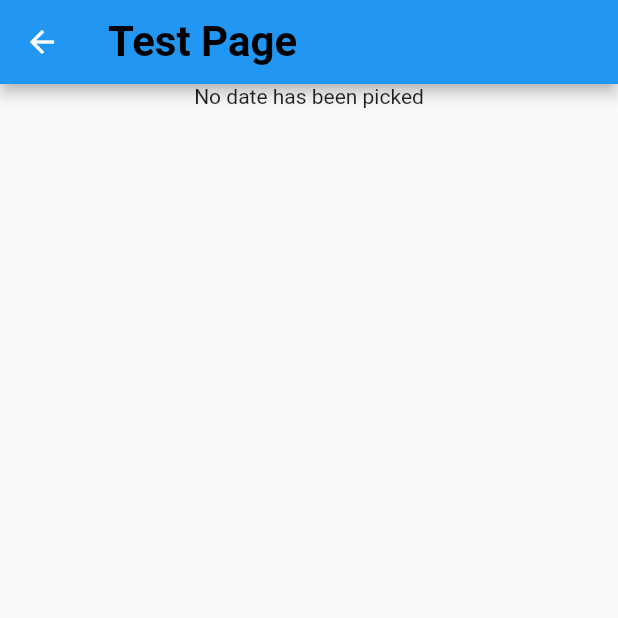
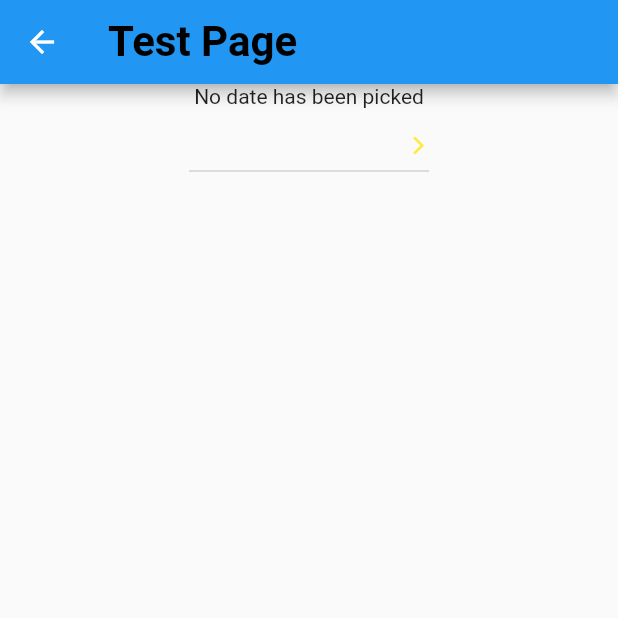
Before and after one commit to emilio-kariuki/data_collection, a Flutter app: the Test screen opened directly with empty values, on a phone screen of 412 x 824 dp, the top half of it. Run offline on Flutter 3.47's test engine with Material 2 defaults, Android fonts, the phone set to English and light mode, and no system bars; drawn by our look-alikes of dropdown_button2; our stand-ins replace flutter_svg, google_fonts, image_picker.

Commit message:
February 9, 2022 5:03 PM

```diff
--- a/lib/test.dart
+++ b/lib/test.dart
@@ -1,6 +1,7 @@
 // ignore_for_file: unused_local_variable
 
 import 'package:data_collection/set_pic.dart';
+import 'package:dropdown_button2/dropdown_button2.dart';
 import "package:flutter/material.dart";
 import 'package:flutter_svg/flutter_svg.dart';
 import 'package:google_fonts/google_fonts.dart';
@@ -15,7 +16,8 @@ class Test extends StatefulWidget {
 }
 
 class _TestState extends State<Test> {
-  final items = [
+  String? selectedValue;
+  List<String> items = [
     'Emilio',
     "Kariuki",
     "Gichuru",
@@ -44,6 +46,36 @@ class _TestState extends State<Test> {
           Center(
               child: Text(
                   date == null ? "No date has been picked" : date.toString())),
+                  DropdownButton2(
+         value: selectedValue,
+            onChanged: (value) {
+              setState(() {
+                selectedValue = value as String;
+              });
+            },
+            icon: const Icon(
+              Icons.arrow_forward_ios_outlined,
+            ),
+            iconSize: 14,
+            iconEnabledColor: Colors.yellow,
+            iconDisabledColor: Colors.grey,
+            buttonHeight: 50,
+            buttonWidth: 160,
+            items: items
+                        .map((item) => DropdownMenuItem<String>(
+                              value: item,
+                              child: Text(
+                                item,
+                                style: const TextStyle(
+                                  fontSize: 14,
+                                  fontWeight: FontWeight.bold,
+                                  color: Colors.white,
+                                ),
+                                overflow: TextOverflow.ellipsis,
+                              ),
+                            ))
+                        .toList(),
+                )
         ],
       ),
       floatingActionButton: FloatingActionButton(
@@ -65,4 +97,5 @@ class _TestState extends State<Test> {
       ),
     );
   }
+  DropdownMenuItem buildMenuItems(String item) => DropdownMenuItem(value: item, child: Text(item));
 }
--- a/pubspec.yaml
+++ b/pubspec.yaml
@@ -38,6 +38,7 @@ dependencies:
   flutter_svg: ^1.0.3
   google_fonts: ^2.3.1
   intl: ^0.17.0
+  dropdown_button2: ^1.1.1
 
 dev_dependencies:
   flutter_test:
```
Also changed, not shown: pubspec.lock.
